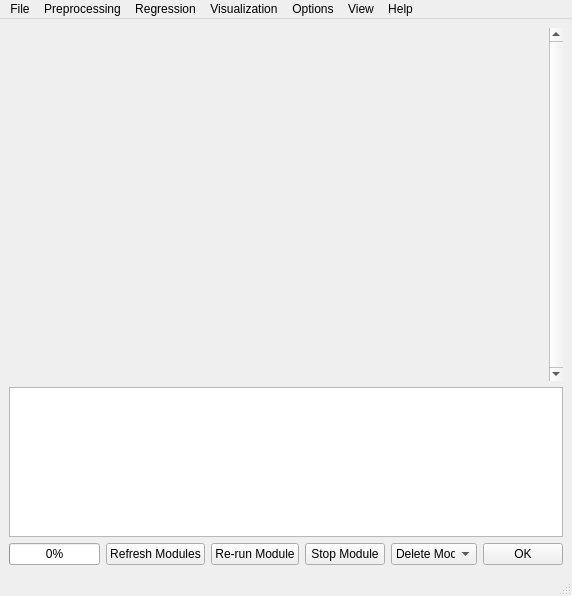
Above: ui/MainWindow.ui from tthatcher95/PyHAT_Point_Spectra_GUI before the change. Below: the same form after it.
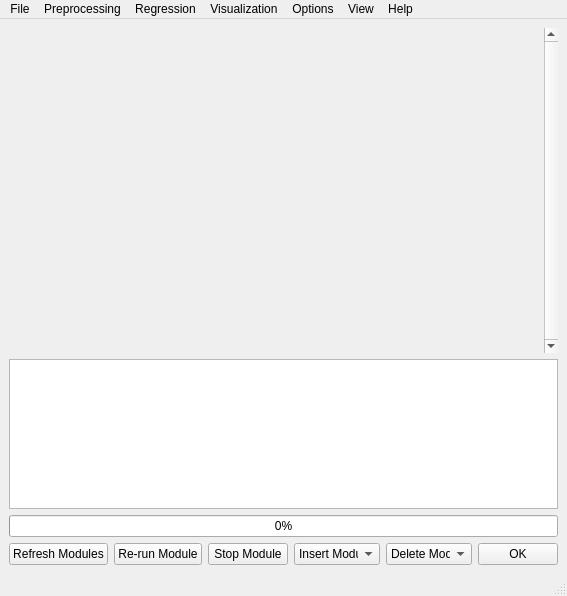
That is the form after the change.

Commit message: Updating some of the hint text for buttons

Diff of the .ui file:
```diff
--- a/ui/MainWindow.ui
+++ b/ui/MainWindow.ui
@@ -41,7 +41,7 @@
          <x>0</x>
          <y>0</y>
          <width>504</width>
-         <height>350</height>
+         <height>323</height>
         </rect>
        </property>
        <layout class="QVBoxLayout" name="verticalLayout_2"/>
@@ -65,8 +65,6 @@
      </widget>
     </item>
     <item>
-     <layout class="QHBoxLayout" name="progress_OK">
-      <item>
        <widget class="QProgressBar" name="progressBar">
         <property name="toolTip">
          <string>&lt;html&gt;&lt;head/&gt;&lt;body&gt;&lt;p&gt;Your current progression.&lt;/p&gt;&lt;/body&gt;&lt;/html&gt;</string>
@@ -80,6 +78,8 @@
        </widget>
       </item>
       <item>
+     <layout class="QHBoxLayout" name="progress_OK">
+      <item>
        <widget class="QPushButton" name="refreshModulePushButton">
         <property name="toolTip">
          <string>&lt;html&gt;&lt;head/&gt;&lt;body&gt;&lt;p&gt;Re-run your last ran module&lt;/p&gt;&lt;/body&gt;&lt;/html&gt;</string>
@@ -109,6 +109,21 @@
         </property>
        </widget>
       </item>
+      <item>
+       <widget class="QComboBox" name="insertModuleComboBox">
+        <property name="minimumSize">
+         <size>
+          <width>86</width>
+          <height>0</height>
+         </size>
+        </property>
+        <item>
+         <property name="text">
+          <string>Insert Module</string>
+         </property>
+        </item>
+       </widget>
+      </item>
       <item>
        <widget class="QComboBox" name="deleteModuleComboBox">
         <property name="minimumSize">
```
Left out of the diff: 7 changed lines with no effect on the pictures. Lines whose indentation alone changed are shown as unchanged. The commit also changes 1 other file.
